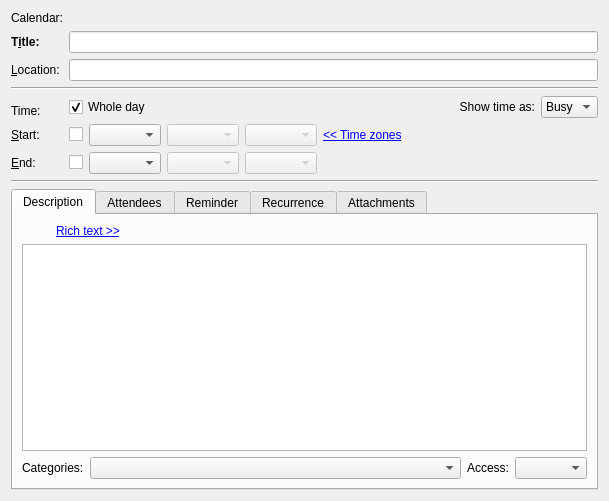
Qt form incidenceeditors/incidenceeditor-ng/eventortododialog.ui (chusopr/kdepim-ktimetracker-akonadi) before a commit.
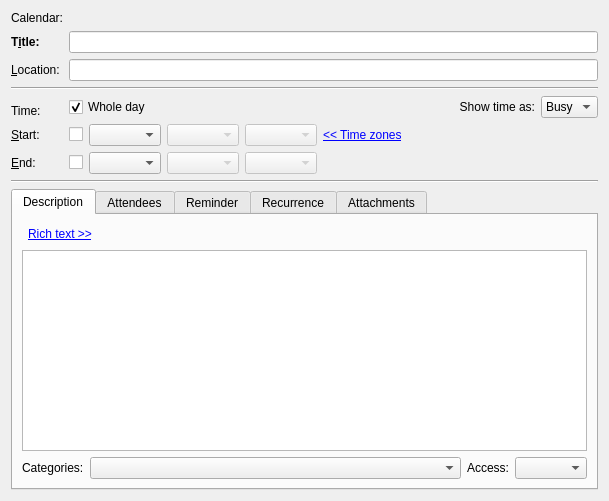
The same form after that commit. Custom widgets are drawn as their Qt base class.

Commit message: Pass a ui to the description editor as well.

```diff
--- a/incidenceeditors/incidenceeditor-ng/eventortododialog.ui
+++ b/incidenceeditors/incidenceeditor-ng/eventortododialog.ui
@@ -411,13 +411,15 @@
        <string>Description</string>
       </attribute>
       <layout class="QGridLayout" name="gridLayout_2">
-       <item row="0" column="0">
+       <item row="0" column="0" colspan="4">
+        <layout class="QHBoxLayout" name="horizontalLayout_6">
+         <item>
         <widget class="QWidget" name="mEditToolBarPlaceHolder" native="true"/>
        </item>
-       <item row="0" column="1" colspan="2">
+         <item>
         <widget class="QLabel" name="mRichTextLabel">
          <property name="sizePolicy">
-          <sizepolicy hsizetype="MinimumExpanding" vsizetype="Preferred">
+            <sizepolicy hsizetype="Fixed" vsizetype="Preferred">
            <horstretch>0</horstretch>
            <verstretch>0</verstretch>
           </sizepolicy>
@@ -430,7 +432,22 @@
          </property>
         </widget>
        </item>
-       <item row="1" column="0" colspan="5">
+         <item>
+          <spacer name="horizontalSpacer_9">
+           <property name="orientation">
+            <enum>Qt::Horizontal</enum>
+           </property>
+           <property name="sizeHint" stdset="0">
+            <size>
+             <width>40</width>
+             <height>20</height>
+            </size>
+           </property>
+          </spacer>
+         </item>
+        </layout>
+       </item>
+       <item row="1" column="0" colspan="4">
         <widget class="KRichTextWidget" name="mDescriptionEdit">
          <property name="toolTip">
           <string extracomment="@info:tooltip">Set the description in plain text or rich text.</string>
@@ -443,7 +460,7 @@
          </property>
         </widget>
        </item>
-       <item row="2" column="0" colspan="2">
+       <item row="2" column="0">
         <widget class="QLabel" name="mCategoryLabel">
          <property name="sizePolicy">
           <sizepolicy hsizetype="Fixed" vsizetype="Preferred">
@@ -456,7 +473,7 @@
          </property>
         </widget>
        </item>
-       <item row="2" column="2">
+       <item row="2" column="1">
         <widget class="KPIM::KCheckComboBox" name="mCategoryCombo">
          <property name="sizePolicy">
           <sizepolicy hsizetype="MinimumExpanding" vsizetype="Fixed">
@@ -466,7 +483,7 @@
          </property>
         </widget>
        </item>
-       <item row="2" column="3">
+       <item row="2" column="2">
         <widget class="QLabel" name="mSecrecyLabel">
          <property name="sizePolicy">
           <sizepolicy hsizetype="Fixed" vsizetype="Preferred">
@@ -488,7 +505,7 @@
          </property>
         </widget>
        </item>
-       <item row="2" column="4">
+       <item row="2" column="3">
         <widget class="QComboBox" name="mSecrecyCombo">
          <property name="toolTip">
           <string extracomment="@info:tooltip">Set the secrecy level</string>
```
Lines whose indentation alone changed are shown as unchanged. The commit also changes 3 other files.
